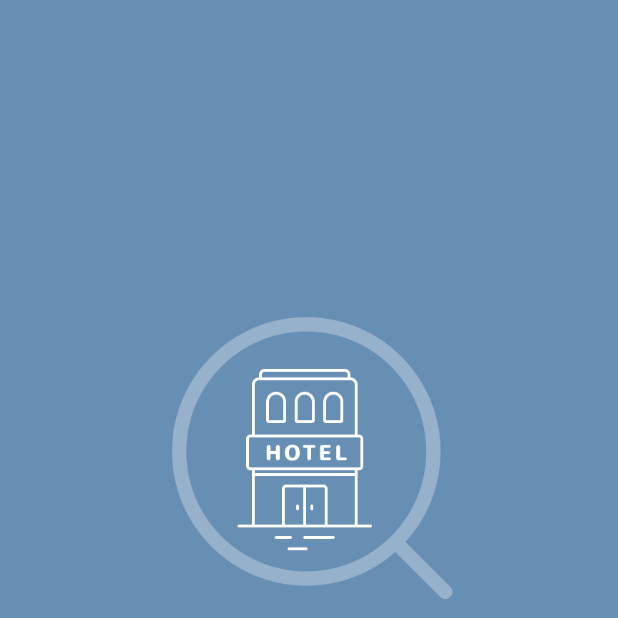
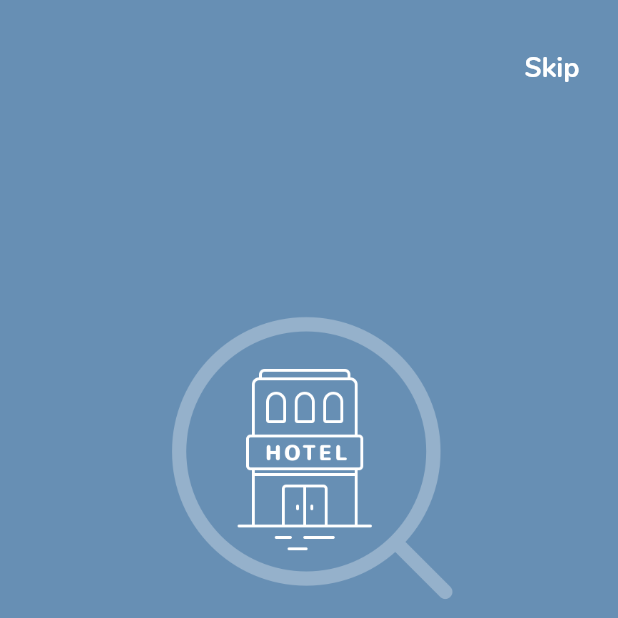
Before and after one commit to xsahil03x/fancy_on_boarding, a Flutter app: the screen it shows after launch, on a phone screen of 412 x 824 dp, the top half of it. Run offline on Flutter 3.47's test engine with Material 2 defaults, Android fonts, the phone set to English and light mode, and no system bars; our stand-ins replace flutter_svg.

Commit message:
added skip button

```diff
--- a/lib/fancy_on_boarding.dart
+++ b/lib/fancy_on_boarding.dart
@@ -146,6 +146,21 @@ class _FancyOnBoardingState extends State<FancyOnBoarding>
                   Navigator.pushReplacementNamed(context, widget.mainPageRoute),
             ),
           ),
+        ),
+        Positioned(
+          top: 22,
+          right: 0,
+          child: FlatButton(
+            child: Text(
+              "Skip",
+              style: TextStyle(
+                  color: Colors.white,
+                  fontSize: 18.0,
+                  fontWeight: FontWeight.w800),
+            ),
+            onPressed: () =>
+                Navigator.pushReplacementNamed(context, widget.mainPageRoute),
+          ),
         )
       ],
     );
```
